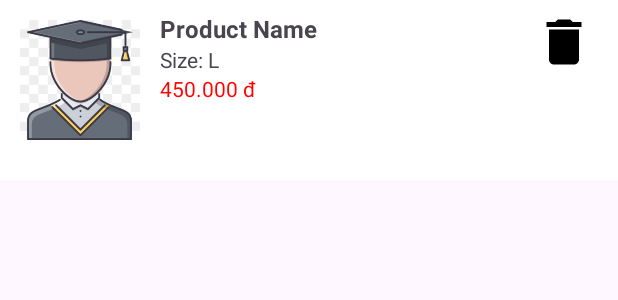
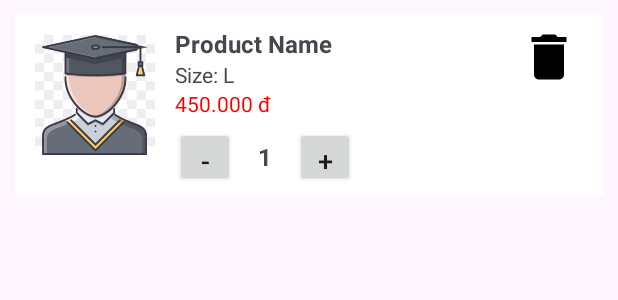
Before and after one commit to MinhChien204/PMA101-Group-6, an Android app: the layout item_cart.xml on its own in the app's theme, with its tools: preview values and no code run, on a phone screen of 412 x 824 dp. Shown: the top 300 px of the screen. Run offline under Robolectric (Android 15) with nearby library versions, the phone set to English and light mode, and no system bars.

Commit message:
get cart

```diff
--- a/app/src/main/java/com/example/less3/fragment/DetailProductFragment.java
+++ b/app/src/main/java/com/example/less3/fragment/DetailProductFragment.java
@@ -191,9 +191,9 @@ public class DetailProductFragment extends Fragment {
         cartItem.setProductid_item(cloth.get_id());
         cartItem.setProductsize_item(selectedSize);
         cartItem.setProductquantity_item(quantity);
-        cartItem.setProductimage_item(cloth.getImage_cloth());
-        cartItem.setProductname_item(cloth.getName_cloth());
-        cartItem.setProductprice_item(cloth.getPrice_cloth());
+        cartItem.setProductImage_item(cloth.getImage_cloth());
+        cartItem.setProductName_item(cloth.getName_cloth());
+        cartItem.setProductPrice_item(cloth.getPrice_cloth());
 
         Call<Void> call = apiService.addToCart(cartItem);
         call.enqueue(new Callback<Void>() {
--- a/app/src/main/java/com/example/less3/retrofit/ApiService.java
+++ b/app/src/main/java/com/example/less3/retrofit/ApiService.java
@@ -60,6 +60,8 @@ public interface ApiService {
     Call<List<Cart>> getCart();
     @POST("api/cart")
     Call<Void> addToCart(@Body Cart cartItem);
+    @DELETE("api/cart/{id}")
+    Call<Void> deleteCart(@Path("id") String itemId);
     @Multipart
     @POST("api/register-send-email")
     Call<Response<User>> register(
@@ -88,4 +90,6 @@ public interface ApiService {
 
 
 
+
+
 }
--- a/app/src/main/res/layout/fragment_cart.xml
+++ b/app/src/main/res/layout/fragment_cart.xml
@@ -5,7 +5,7 @@
     android:orientation="vertical"
     android:gravity="center_horizontal">
 
-    <Toolbar
+    <androidx.appcompat.widget.Toolbar
         android:layout_width="match_parent"
         android:layout_height="60dp">
 
@@ -17,7 +17,7 @@
             android:textSize="20dp"
             android:textStyle="bold"
             android:text="Giỏ Hàng Của Tôi"/>
-    </Toolbar>
+    </androidx.appcompat.widget.Toolbar>
 
     <FrameLayout
         android:layout_width="match_parent"
--- a/app/src/main/res/layout/item_cart.xml
+++ b/app/src/main/res/layout/item_cart.xml
@@ -1,10 +1,9 @@
-<!-- res/layout/item_cart.xml -->
 <LinearLayout xmlns:android="http://schemas.android.com/apk/res/android"
     android:layout_width="match_parent"
     android:layout_height="120dp"
     android:background="#FFFFFF"
     android:padding="8dp"
-    android:layout_marginBottom="16dp"
+    android:layout_margin="10dp"
     android:orientation="horizontal">
 
     <ImageView
@@ -46,6 +45,38 @@
             android:textSize="14sp"
             android:textColor="#FF0000"/>
 
+        <!-- Add Quantity Selector -->
+        <LinearLayout
+            android:id="@+id/quantity_selector"
+            android:layout_width="wrap_content"
+            android:layout_height="wrap_content"
+            android:layout_marginTop="8dp"
+            android:orientation="horizontal"
+            android:gravity="center_vertical">
+
+            <androidx.appcompat.widget.AppCompatButton
+                android:id="@+id/decrease_button"
+                android:layout_width="40dp"
+                android:layout_height="40dp"
+                android:text="-"
+                android:textSize="18sp"/>
+
+            <TextView
+                android:id="@+id/quantity_text"
+                android:layout_width="40dp"
+                android:layout_height="40dp"
+                android:gravity="center"
+                android:text="1"
+                android:textSize="16sp"
+                android:textStyle="bold"/>
+
+            <androidx.appcompat.widget.AppCompatButton
+                android:id="@+id/increase_button"
+                android:layout_width="40dp"
+                android:layout_height="40dp"
+                android:text="+"
+                android:textSize="18sp"/>
+        </LinearLayout>
     </LinearLayout>
 
     <ImageView
```
Also changed, not shown: app/src/main/java/com/example/less3/adapter/CartAdapter.java (+45 -16 lines), app/src/main/java/com/example/less3/fragment/CartFragment.java (+33 -12 lines), app/src/main/java/com/example/less3/model/Cart.java (+30 -20 lines).
